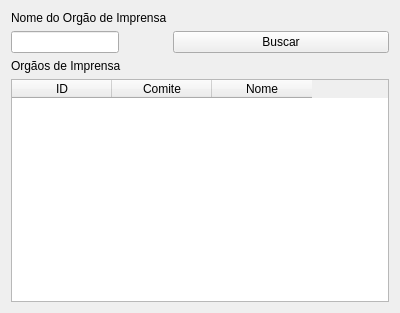
Before: the Qt Designer form buscaoi1.ui in zsinx6/elainethegoddess, drawn with Qt 5.
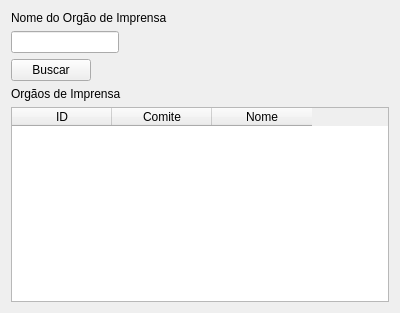
After: the same form once the commit is applied.

```diff
--- a/buscaoi1.ui
+++ b/buscaoi1.ui
@@ -28,21 +28,14 @@
      </property>
     </widget>
    </item>
-   <item row="1" column="1">
-    <widget class="QPushButton" name="qsbutton">
-     <property name="text">
-      <string>Buscar</string>
-     </property>
-    </widget>
-   </item>
-   <item row="2" column="0">
+   <item row="3" column="0">
     <widget class="QLabel" name="label_2">
      <property name="text">
       <string>Orgãos de Imprensa</string>
      </property>
     </widget>
    </item>
-   <item row="4" column="0" colspan="2">
+   <item row="5" column="0" colspan="2">
     <widget class="QTableWidget" name="qtable">
      <column>
       <property name="text">
@@ -61,6 +54,13 @@
      </column>
     </widget>
    </item>
+   <item row="2" column="0">
+    <widget class="QPushButton" name="qsbutton">
+     <property name="text">
+      <string>Buscar</string>
+     </property>
+    </widget>
+   </item>
   </layout>
  </widget>
  <resources/>
```
